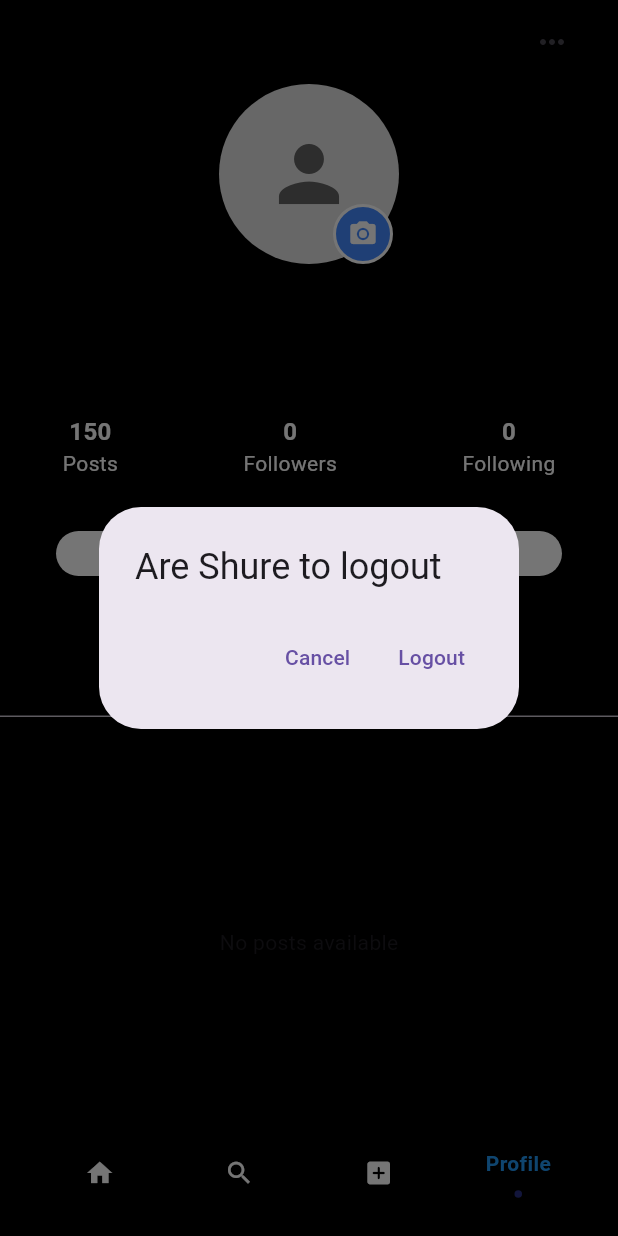
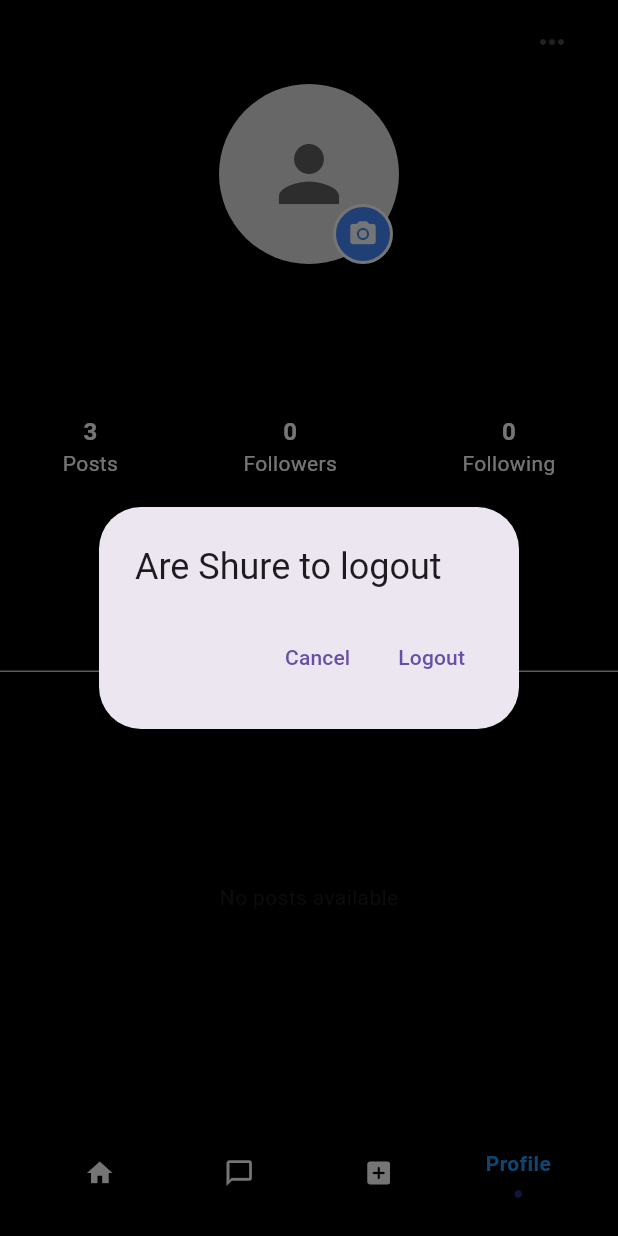
Before and after one commit to Febin-Noufan/social-media, a Flutter app: the BottomNavigatorExample screen opened directly, item 4 of the bottom bar chosen, after a tap on the "keyboard control" icon, on a phone screen of 412 x 824 dp. Run offline on Flutter 3.47's test engine with Material 3 defaults, Android fonts, the phone set to English and light mode, and no system bars; drawn by our look-alikes of flashy_tab_bar2; our stand-ins replace bloc, cloud_firestore, equatable, firebase_auth, firebase_core, firebase_storage and 5 more; accounts and stored records are empty; network calls fail.

Commit message:
its last

```diff
--- a/lib/controller/addpost/bloc/postadd_bloc.dart
+++ b/lib/controller/addpost/bloc/postadd_bloc.dart
@@ -21,7 +21,9 @@ class AddPostBloc extends Bloc<AddPostEvent, AddPostState> {
           state.text,
           state.image!,
         );
+        emit(AddPostState.initial());
       }
+
 
       emit(state.copyWith(isSubmitting: false, isSuccess: true));
     });
--- a/lib/controller/home/bloc/bloc/posts_bloc.dart
+++ b/lib/controller/home/bloc/bloc/posts_bloc.dart
@@ -2,19 +2,19 @@ import 'package:flutter_application_1/controller/home/bloc/bloc/posts_event.dart
 import 'package:flutter_application_1/controller/home/bloc/bloc/posts_state.dart';
 import 'package:flutter_bloc/flutter_bloc.dart';
 import 'package:cloud_firestore/cloud_firestore.dart';
+
 
 class PostBloc extends Bloc<PostEvent, PostState> {
   PostBloc() : super(PostInitial()) {
     on<FetchPosts>(_onFetchPosts);
   }
 
-  Future<void> _onFetchPosts(FetchPosts event, Emitter<PostState> emit) async {
-    emit(PostLoading());
-
-    try {
-      final postSnapshot =
-          await FirebaseFirestore.instance.collection('posts').get();
-      final posts = postSnapshot.docs.map((doc) => doc.data()).toList();
+  Stream<List<Map<String, dynamic>>> get postsStream {
+    return FirebaseFirestore.instance
+        .collection('posts')
+        .snapshots()
+        .asyncMap((snapshot) async {
+          final posts = snapshot.docs.map((doc) => doc.data()).toList();
 
           for (var post in posts) {
             final userId = post['id'];
@@ -30,9 +30,11 @@ class PostBloc extends Bloc<PostEvent, PostState> {
             }
           }
 
-      emit(PostLoaded(posts));
-    } catch (e) {
-      emit(const PostError('Failed to fetch posts.'));
+          return posts;
+        });
+  }
+
+  Future<void> _onFetchPosts(FetchPosts event, Emitter<PostState> emit) async {
+    // No need to use this method anymore since we use StreamBuilder
   }
 }
-}
--- a/lib/main.dart
+++ b/lib/main.dart
@@ -1,6 +1,7 @@
 import 'package:flutter/material.dart';
 import 'package:firebase_core/firebase_core.dart';
 import 'package:flutter_application_1/const/const.dart';
+import 'package:flutter_application_1/controller/home/bloc/bloc/posts_bloc.dart';
 import 'package:flutter_application_1/controller/signin/bloc/signin_bloc.dart';
 import 'package:flutter_application_1/controller/signup/bloc/signup_bloc.dart';
 import 'package:flutter_application_1/firebase_options.dart';
@@ -29,7 +30,10 @@ class MyApp extends StatelessWidget {
         ),
         BlocProvider(
           create: (context) => SigninBloc(),
-        )
+        ),
+          BlocProvider<PostBloc>(
+          create: (context) => PostBloc(),
+        ),
       ],
       child: MaterialApp(
         debugShowCheckedModeBanner: false,
--- a/lib/views/screens/auth/signup.dart
+++ b/lib/views/screens/auth/signup.dart
@@ -4,6 +4,7 @@ import 'package:flutter_application_1/const.dart';
 import 'package:flutter_application_1/controller/signup/bloc/signup_bloc.dart';
 import 'package:flutter_application_1/views/screens/auth/signin.dart';
 import 'package:flutter_application_1/views/screens/home/home.dart';
+import 'package:flutter_application_1/views/widgets/bottomnav/bottomnav.dart';
 import 'package:flutter_bloc/flutter_bloc.dart';
 import 'package:image_picker/image_picker.dart';
 
@@ -56,7 +57,7 @@ class _SignupScreenState extends State<SignupScreen> {
             Navigator.pushReplacement(
               context,
               MaterialPageRoute(
-                builder: (context) => HomeScreen(),
+                builder: (context) => BottomNavigatorExample(title: ""),
               ),
             );
           } else if (state is SignupErrorState) {
--- a/lib/views/screens/gemini/gemini.dart
+++ b/lib/views/screens/gemini/gemini.dart
@@ -43,7 +43,7 @@ class _HomePageState extends State<GeminiPage> {
             backgroundColor: Colors.transparent,
             centerTitle: true,
             title: const Text(
-              "Gemini",
+              "ChatBot",
               style: TextStyle(fontSize: 30, color: Colors.white),
             ),
             elevation: 0,
--- a/lib/views/screens/profile/profile_screen.dart
+++ b/lib/views/screens/profile/profile_screen.dart
@@ -62,8 +62,9 @@ class MyProfileScreen extends StatelessWidget {
                       ProfileBioWidget(
                           name: name, username: username, bio: bio),
                       const SizedBox(height: 20),
+                     // Divider(thickness: 2,color: Colors.white,),
                       const ProfilePageFollowCount(),
-                      const SizedBox(height: 20),
+                       SizedBox(height: 20),
                       const TabBarWidgetProfile(),
                     ],
                   ),
--- a/lib/views/widgets/bottomnav/bottomnav.dart
+++ b/lib/views/widgets/bottomnav/bottomnav.dart
@@ -19,10 +19,10 @@ class _BottomNavigatorExampleState extends State<BottomNavigatorExample> {
   int _selectedIndex = 0;
 
   final List<Widget> _pages = <Widget>[
-    HomeScreen(),
-    GeminiPage(),
+    const HomeScreen(),
+    const GeminiPage(),
    // const Center(child: Text('Search')),
-     AddPostPage(),
+     const AddPostPage(),
     //const Center(child: Text('Post')),
     //const Center(child: Text('Reels')),
    const MyProfileScreen()
@@ -51,9 +51,9 @@ class _BottomNavigatorExampleState extends State<BottomNavigatorExample> {
                       color: _selectedIndex == 0 ? Colors.blue : Colors.white)),
             ),
             FlashyTabBarItem(
-              icon: Icon(Icons.search,
+              icon: Icon(Icons.chat_bubble_outline,
                   color: _selectedIndex == 1 ? Colors.blue : Colors.white),
-              title: Text('Search',
+              title: Text('ChatBot',
                   style: TextStyle(
                       color: _selectedIndex == 1 ? Colors.blue : Colors.white)),
             ),
--- a/lib/views/widgets/home/home_app_bar.dart
+++ b/lib/views/widgets/home/home_app_bar.dart
@@ -5,19 +5,19 @@ class HomeAppBar extends StatelessWidget {
 
   @override
   Widget build(BuildContext context) {
-    return Padding(
-      padding: const EdgeInsets.only(left: 15),
+    return const Padding(
+      padding: EdgeInsets.only(left: 25,top: 20),
       child: Row(
         mainAxisAlignment: MainAxisAlignment.spaceBetween,
         children: [
 
-          const  Text("Have a nice day ",style: TextStyle(color: Colors.white,fontSize: 20,fontWeight: FontWeight.w600),),
-          IconButton(
-              onPressed: () {},
-              icon: const Icon(
-                Icons.chat,
-                color: Colors.white,
-              ))
+          Text("Have a nice day ",style: TextStyle(color: Colors.white,fontSize: 20,fontWeight: FontWeight.w600),),
+          // IconButton(
+          //     onPressed: () {},
+          //     icon: const Icon(
+          //       Icons.chat,
+          //       color: Colors.white,
+          //     ))
         ],
       ),
     );
--- a/lib/views/widgets/home/post_builder.dart
+++ b/lib/views/widgets/home/post_builder.dart
@@ -1,10 +1,6 @@
-import 'package:flutter/cupertino.dart';
 import 'package:flutter/material.dart';
-import 'package:flutter_bloc/flutter_bloc.dart';
 import 'package:shimmer/shimmer.dart';
 import 'package:flutter_application_1/controller/home/bloc/bloc/posts_bloc.dart';
-import 'package:flutter_application_1/controller/home/bloc/bloc/posts_event.dart';
-import 'package:flutter_application_1/controller/home/bloc/bloc/posts_state.dart';
 import 'package:flutter_application_1/views/widgets/home/post_widget.dart';
 
 class PostBuilderWidget extends StatelessWidget {
@@ -12,14 +8,18 @@ class PostBuilderWidget extends StatelessWidget {
 
   @override
   Widget build(BuildContext context) {
-    return BlocProvider(
-      create: (context) => PostBloc()..add(FetchPosts()),
-      child: BlocBuilder<PostBloc, PostState>(
-        builder: (context, state) {
-          if (state is PostLoading) {
+    final postBloc = PostBloc();
+
+    return StreamBuilder<List<Map<String, dynamic>>>(
+      stream: postBloc.postsStream,
+      builder: (context, snapshot) {
+        if (snapshot.connectionState == ConnectionState.waiting) {
           return _buildShimmerLoading();
-          } else if (state is PostLoaded) {
-            final posts = state.posts;
+        } else if (snapshot.hasError) {
+          return Center(
+              child: Text('Failed to fetch posts: ${snapshot.error}'));
+        } else if (snapshot.hasData) {
+          final posts = snapshot.data!;
 
           if (posts.isEmpty) {
             return const Center(child: Text('No posts available'));
@@ -30,6 +30,7 @@ class PostBuilderWidget extends StatelessWidget {
             physics: const NeverScrollableScrollPhysics(),
             itemCount: posts.length,
             itemBuilder: (context, index) {
+
               final post = posts[index];
               final postContent = post['description'] ?? 'No content';
               final username = post['username'] ?? 'Unknown user';
@@ -37,12 +38,13 @@ class PostBuilderWidget extends StatelessWidget {
               final timestamp = post['timestamp'] ?? 'Unknown time';
               final userAvatarUrl = post['userAvatarUrl'] ?? '';
 
+
               return Padding(
                 padding: const EdgeInsets.symmetric(vertical: 4.0),
                 child: PostWidget(
                   postId: post["postId"],
                   commentsCount: post['commentsCount'] ?? 0,
-                   likesCount : post['likesCount'] ?? 0,
+                  likesCount: post['likesCount'] ?? 0,
                   postContent: postContent,
                   username: username,
                   postImageUrl: postImageUrl,
@@ -52,17 +54,12 @@ class PostBuilderWidget extends StatelessWidget {
               );
             },
           );
-          } else if (state is PostError) {
-            return Center(child: Text(state.message));
         } else {
           return const Center(child: Text('Something went wrong'));
         }
       },
-      ),
     );
   }
-
-
 
   Widget _buildShimmerLoading() {
     return Padding(
@@ -160,5 +157,4 @@ Widget _buildShimmerLoading() {
       ),
     );
   }
-
 }
--- a/lib/views/widgets/myprofile/profile_counts.dart
+++ b/lib/views/widgets/myprofile/profile_counts.dart
@@ -11,45 +11,45 @@ class ProfilePageFollowCount extends StatelessWidget {
         const Row(
           mainAxisAlignment: MainAxisAlignment.spaceAround,
           children: [
-            ProfileStat(number: '150', label: 'Posts'),
+            ProfileStat(number: '3', label: 'Posts'),
             ProfileStat(number: '0', label: 'Followers'),
             ProfileStat(number: '0', label: 'Following'),
           ],
         ),
         const SizedBox(height: 35),
-        Row(
-          mainAxisAlignment: MainAxisAlignment.spaceEvenly,
-          children: [
-            SizedBox(
-              width: 150, // Set the desired width
-              height: 30, // Set the desired height
-              child: ElevatedButton(
-                onPressed: () {
-                  // Add follow/unfollow action
-                },
-                style: ElevatedButton.styleFrom(
-                  foregroundColor: Colors.black,
-                  backgroundColor: Colors.white, // Text color
-                ),
-                child: const Text('Edit Profile'),
-              ),
-            ),
-            SizedBox(
-              width: 150, // Set the desired width
-              height: 30, // Set the desired height
-              child: ElevatedButton(
-                onPressed: () {
-                  // Add follow/unfollow action
-                },
-                style: ElevatedButton.styleFrom(
-                  foregroundColor: Colors.black,
-                  backgroundColor: Colors.white, // Text color
-                ),
-                child: const Text('Edit Profile'),
-              ),
-            ),
-          ],
-        ),
+        // Row(
+        //   mainAxisAlignment: MainAxisAlignment.spaceEvenly,
+        //   children: [
+        //     SizedBox(
+        //       width: 150, // Set the desired width
+        //       height: 30, // Set the desired height
+        //       child: ElevatedButton(
+        //         onPressed: () {
+        //           // Add follow/unfollow action
+        //         },
+        //         style: ElevatedButton.styleFrom(
+        //           foregroundColor: Colors.black,
+        //           backgroundColor: Colors.white, // Text color
+        //         ),
+        //         child: const Text('Edit Profile'),
+        //       ),
+        //     ),
+        //     SizedBox(
+        //       width: 150, // Set the desired width
+        //       height: 30, // Set the desired height
+        //       child: ElevatedButton(
+        //         onPressed: () {
+        //           // Add follow/unfollow action
+        //         },
+        //         style: ElevatedButton.styleFrom(
+        //           foregroundColor: Colors.black,
+        //           backgroundColor: Colors.white, // Text color
+        //         ),
+        //         child: const Text('Edit Profile'),
+        //       ),
+        //     ),
+        //   ],
+        // ),
       ],
     );
   }
```
Also changed, not shown: lib/controller/addpost/serviese/post_service.dart (+25 -3 lines), lib/controller/postlike/bloc/like_bloc.dart (added, +54 -0 lines), lib/controller/postlike/bloc/like_event.dart (added, +25 -0 lines), lib/controller/postlike/bloc/like_state.dart (added, +24 -0 lines), lib/views/screens/addpost/pos_add.dart (+53 -31 lines), lib/views/screens/splash/splash_screen.dart (+13 -12 lines), lib/views/widgets/home/post_widget.dart (+56 -19 lines), lib/views/widgets/myprofile/post_details.dart (added, +159 -0 lines), lib/views/widgets/myprofile/posts_grid.dart (+7 -1 lines). Lines whose indentation alone changed are shown as unchanged.
